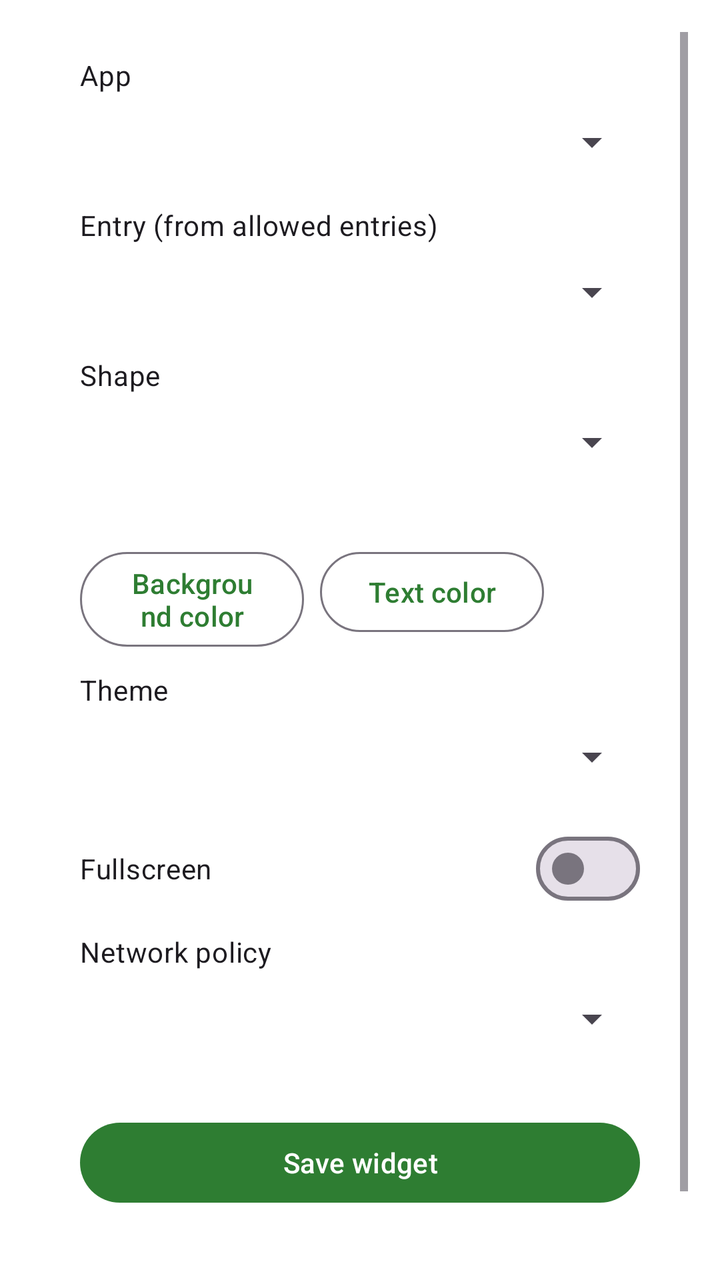
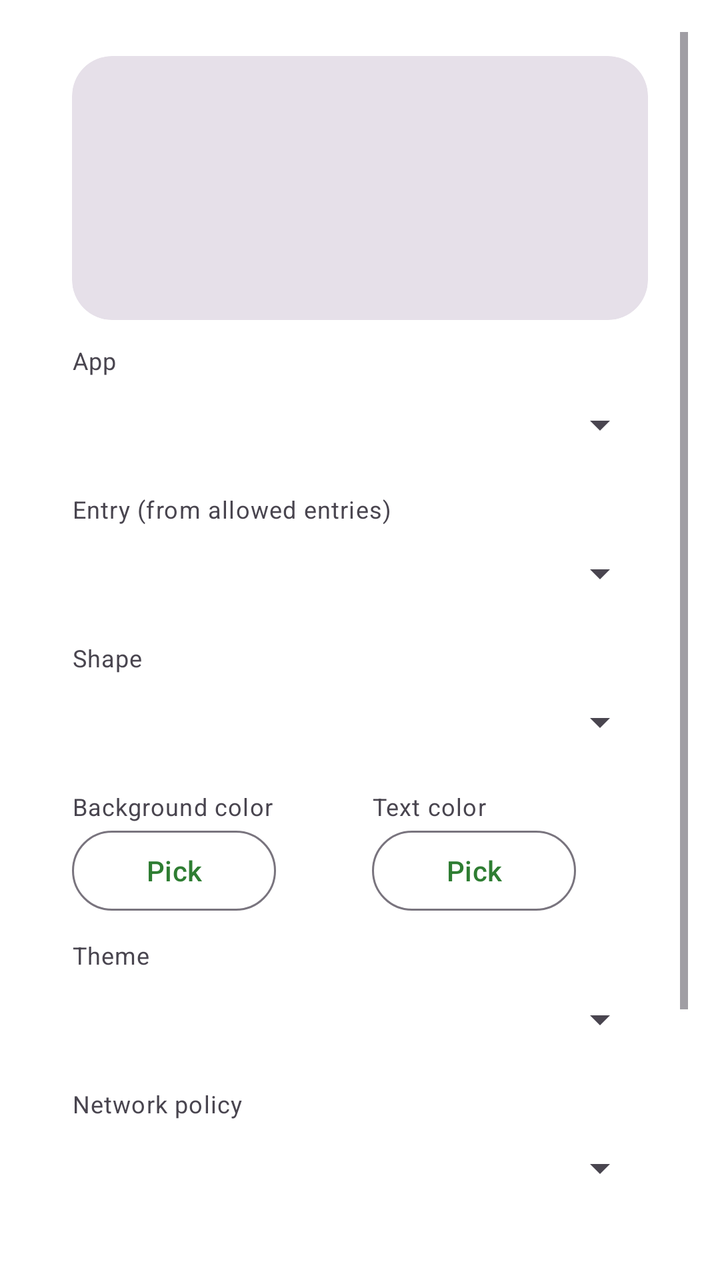

Before-and-after screenshots of an Android layout around one commit, followed by the original layout XML and the change that was made.
<!-- AndroidManifest.xml: activity theme Theme.WAM.Dialog -->
<!-- res/layout/activity_widget_configure.xml -->
<?xml version="1.0" encoding="utf-8"?>
<ScrollView xmlns:android="http://schemas.android.com/apk/res/android"
    android:layout_width="match_parent"
    android:layout_height="wrap_content">

    <LinearLayout
        android:layout_width="match_parent"
        android:layout_height="wrap_content"
        android:orientation="vertical"
        android:paddingStart="24dp"
        android:paddingEnd="24dp"
        android:paddingTop="12dp"
        android:paddingBottom="4dp">

        <TextView
            android:layout_width="match_parent"
            android:layout_height="wrap_content"
            android:text="@string/wc_app"
            android:textAppearance="?attr/textAppearanceBodyMedium" />

        <Spinner
            android:id="@+id/wc_app"
            android:layout_width="match_parent"
            android:layout_height="48dp" />

        

        <TextView
            android:layout_width="match_parent"
            android:layout_height="wrap_content"
            android:layout_marginTop="8dp"
            android:text="@string/wc_entry"
            android:textAppearance="?attr/textAppearanceBodyMedium" />

        <Spinner
            android:id="@+id/wc_entry"
            android:layout_width="match_parent"
            android:layout_height="48dp" />

        <TextView
            android:layout_width="match_parent"
            android:layout_height="wrap_content"
            android:layout_marginTop="8dp"
            android:text="@string/wc_shape"
            android:textAppearance="?attr/textAppearanceBodyMedium" />

        <Spinner
            android:id="@+id/wc_shape"
            android:layout_width="match_parent"
            android:layout_height="48dp" />

        <LinearLayout
            android:layout_width="match_parent"
            android:layout_height="wrap_content"
            android:layout_marginTop="8dp"
            android:orientation="horizontal">

            <LinearLayout
                android:layout_width="0dp"
                android:layout_weight="1"
                android:layout_height="wrap_content"
                android:orientation="vertical">

                <TextView
                    android:layout_width="match_parent"
                    android:layout_height="wrap_content"
                    android:text="@string/wc_shape"
                    android:visibility="invisible"
                    android:textAppearance="?attr/textAppearanceBodyMedium" />

                <com.google.android.material.button.MaterialButton
                    android:id="@+id/wc_bg_color"
                    style="@style/Widget.Material3.Button.OutlinedButton"
                    android:layout_width="match_parent"
                    android:layout_height="wrap_content"
                    android:text="@string/wc_bg" />
            </LinearLayout>

            <LinearLayout
                android:layout_width="0dp"
                android:layout_weight="1"
                android:layout_height="wrap_content"
                android:layout_marginStart="8dp"
                android:orientation="vertical">

                <TextView
                    android:layout_width="match_parent"
                    android:layout_height="wrap_content"
                    android:text="@string/wc_shape"
                    android:visibility="invisible"
                    android:textAppearance="?attr/textAppearanceBodyMedium" />

                <com.google.android.material.button.MaterialButton
                    android:id="@+id/wc_text_color"
                    style="@style/Widget.Material3.Button.OutlinedButton"
                    android:layout_width="match_parent"
                    android:layout_height="wrap_content"
                    android:text="@string/wc_text" />
            </LinearLayout>

            <View
                android:id="@+id/wc_color_preview"
                android:layout_width="48dp"
                android:layout_height="48dp"
                android:layout_gravity="center_vertical" />
        </LinearLayout>

        <TextView
            android:layout_width="match_parent"
            android:layout_height="wrap_content"
            android:layout_marginTop="8dp"
            android:text="@string/wc_theme"
            android:textAppearance="?attr/textAppearanceBodyMedium" />

        <Spinner
            android:id="@+id/wc_theme"
            android:layout_width="match_parent"
            android:layout_height="48dp" />

        <com.google.android.material.materialswitch.MaterialSwitch
            android:id="@+id/wc_fullscreen"
            android:layout_width="match_parent"
            android:layout_height="wrap_content"
            android:layout_marginTop="8dp"
            android:text="@string/wc_fullscreen" />

        <TextView
            android:layout_width="match_parent"
            android:layout_height="wrap_content"
            android:layout_marginTop="8dp"
            android:text="@string/wc_network"
            android:textAppearance="?attr/textAppearanceBodyMedium" />

        <Spinner
            android:id="@+id/wc_network"
            android:layout_width="match_parent"
            android:layout_height="48dp"
            android:layout_marginBottom="8dp" />

        <com.google.android.material.button.MaterialButton
            android:id="@+id/wc_save"
            android:layout_width="match_parent"
            android:layout_height="wrap_content"
            android:layout_marginTop="16dp"
            android:layout_marginBottom="8dp"
            android:text="@string/wc_save" />

        
        <TextView
            android:id="@+id/wc_density_info"
            android:layout_width="match_parent"
            android:layout_height="wrap_content"
            android:layout_marginTop="8dp"
            android:layout_marginBottom="12dp"
            android:textAppearance="?attr/textAppearanceBodySmall"
            android:textColor="?android:attr/textColorSecondary" />
    </LinearLayout>
</ScrollView>
<!-- resources referenced by this layout -->
<resources>
  <string name="wc_app">App</string>
  <string name="wc_bg">Background color</string>
  <string name="wc_entry">Entry (from allowed entries)</string>
  <string name="wc_fullscreen">Fullscreen</string>
  <string name="wc_network">Network policy</string>
  <string name="wc_save">Save widget</string>
  <string name="wc_shape">Shape</string>
  <string name="wc_text">Text color</string>
  <string name="wc_theme">Theme</string>
  <style name="Theme.WAM.Dialog" parent="Theme.Material3.DayNight.Dialog">
          <item name="colorPrimary">@color/wam_primary</item>
          <item name="colorOnPrimary">@color/wam_on_primary</item>
          <item name="colorPrimaryContainer">@color/wam_primary_container</item>
          <item name="colorOnPrimaryContainer">@color/wam_on_primary_container</item>
      </style>
  <color name="wam_primary">#2E7D32</color>
  <color name="wam_on_primary">#FFFFFF</color>
  <color name="wam_primary_container">#B7E4B7</color>
  <color name="wam_on_primary_container">#0B3D0E</color>
</resources>

<!-- the commit's change to res/layout/activity_widget_configure.xml (unified diff, before → after) -->
@@ -1,5 +1,6 @@
 <?xml version="1.0" encoding="utf-8"?>
 <ScrollView xmlns:android="http://schemas.android.com/apk/res/android"
+    xmlns:app="http://schemas.android.com/apk/res-auto"
     android:layout_width="match_parent"
     android:layout_height="wrap_content">
 
@@ -7,52 +8,116 @@
         android:layout_width="match_parent"
         android:layout_height="wrap_content"
         android:orientation="vertical"
-        android:paddingStart="24dp"
-        android:paddingEnd="24dp"
-        android:paddingTop="12dp"
-        android:paddingBottom="4dp">
+        android:paddingStart="20dp"
+        android:paddingEnd="20dp"
+        android:paddingTop="8dp"
+        android:paddingBottom="8dp">
+
+        
+        <com.google.android.material.card.MaterialCardView
+            android:layout_width="match_parent"
+            android:layout_height="wrap_content"
+            style="@style/Widget.Material3.CardView.Filled"
+            app:cardCornerRadius="20dp"
+            android:layout_marginTop="4dp"
+            android:layout_marginBottom="12dp">
+
+            <FrameLayout
+                android:layout_width="match_parent"
+                android:layout_height="132dp">
+
+                
+                <FrameLayout
+                    android:id="@+id/wc_preview_root"
+                    android:layout_width="96dp"
+                    android:layout_height="96dp"
+                    android:layout_gravity="center">
+
+                    <ImageView
+                        android:id="@+id/wc_preview_bg"
+                        android:layout_width="match_parent"
+                        android:layout_height="match_parent"
+                        android:importantForAccessibility="no"
+                        android:scaleType="fitXY" />
+
+                    <LinearLayout
+                        android:layout_width="match_parent"
+                        android:layout_height="match_parent"
+                        android:orientation="vertical"
+                        android:gravity="center"
+                        android:paddingStart="6dp"
+                        android:paddingEnd="6dp"
+                        android:paddingTop="4dp"
+                        android:paddingBottom="3dp">
+
+                        <ImageView
+                            android:id="@+id/wc_preview_icon"
+                            android:layout_width="match_parent"
+                            android:layout_height="0dp"
+                            android:layout_weight="1"
+                            android:importantForAccessibility="no"
+                            android:scaleType="fitCenter" />
+
+                        <TextView
+                            android:id="@+id/wc_preview_label"
+                            android:layout_width="match_parent"
+                            android:layout_height="wrap_content"
+                            android:gravity="center"
+                            android:maxLines="1"
+                            android:ellipsize="end"
+                            android:textSize="11sp"
+                            android:textColor="#FFFFFF"
+                            android:shadowColor="#66000000"
+                            android:shadowRadius="4"
+                            android:shadowDy="1" />
+                    </LinearLayout>
+                </FrameLayout>
+            </FrameLayout>
+        </com.google.android.material.card.MaterialCardView>
 
         <TextView
             android:layout_width="match_parent"
             android:layout_height="wrap_content"
             android:text="@string/wc_app"
-            android:textAppearance="?attr/textAppearanceBodyMedium" />
+            android:textAppearance="?attr/textAppearanceBodySmall"
+            android:textColor="?android:attr/textColorSecondary" />
 
         <Spinner
             android:id="@+id/wc_app"
             android:layout_width="match_parent"
             android:layout_height="48dp" />
 
+        <TextView
+            android:layout_width="match_parent"
+            android:layout_height="wrap_content"
+            android:layout_marginTop="10dp"
+            android:text="@string/wc_entry"
+            android:textAppearance="?attr/textAppearanceBodySmall"
+            android:textColor="?android:attr/textColorSecondary" />
+
+        <Spinner
+            android:id="@+id/wc_entry"
+            android:layout_width="match_parent"
+            android:layout_height="48dp" />
+
+        <TextView
+            android:layout_width="match_parent"
+            android:layout_height="wrap_content"
+            android:layout_marginTop="10dp"
+            android:text="@string/wc_shape"
+            android:textAppearance="?attr/textAppearanceBodySmall"
+            android:textColor="?android:attr/textColorSecondary" />
+
+        <Spinner
+            android:id="@+id/wc_shape"
+            android:layout_width="match_parent"
+            android:layout_height="48dp" />
+
         
-
-        <TextView
-            android:layout_width="match_parent"
-            android:layout_height="wrap_content"
-            android:layout_marginTop="8dp"
-            android:text="@string/wc_entry"
-            android:textAppearance="?attr/textAppearanceBodyMedium" />
-
-        <Spinner
-            android:id="@+id/wc_entry"
-            android:layout_width="match_parent"
-            android:layout_height="48dp" />
-
-        <TextView
-            android:layout_width="match_parent"
-            android:layout_height="wrap_content"
-            android:layout_marginTop="8dp"
-            android:text="@string/wc_shape"
-            android:textAppearance="?attr/textAppearanceBodyMedium" />
-
-        <Spinner
-            android:id="@+id/wc_shape"
-            android:layout_width="match_parent"
-            android:layout_height="48dp" />
-
         <LinearLayout
             android:layout_width="match_parent"
             android:layout_height="wrap_content"
-            android:layout_marginTop="8dp"
+            android:layout_marginTop="10dp"
             android:orientation="horizontal">
 
             <LinearLayout
@@ -64,56 +129,92 @@
                 <TextView
                     android:layout_width="match_parent"
                     android:layout_height="wrap_content"
-                    android:text="@string/wc_shape"
-                    android:visibility="invisible"
-                    android:textAppearance="?attr/textAppearanceBodyMedium" />
-
-                <com.google.android.material.button.MaterialButton
-                    android:id="@+id/wc_bg_color"
-                    style="@style/Widget.Material3.Button.OutlinedButton"
-                    android:layout_width="match_parent"
-                    android:layout_height="wrap_content"
-                    android:text="@string/wc_bg" />
+                    android:text="@string/wc_bg"
+                    android:textAppearance="?attr/textAppearanceBodySmall"
+                    android:textColor="?android:attr/textColorSecondary" />
+
+                <LinearLayout
+                    android:layout_width="match_parent"
+                    android:layout_height="wrap_content"
+                    android:orientation="horizontal"
+                    android:gravity="center_vertical">
+
+                    <com.google.android.material.button.MaterialButton
+                        android:id="@+id/wc_bg_color"
+                        style="@style/Widget.Material3.Button.OutlinedButton"
+                        android:layout_width="0dp"
+                        android:layout_weight="1"
+                        android:layout_height="wrap_content"
+                        android:text="@string/wc_pick_color" />
+
+                    <View
+                        android:id="@+id/wc_bg_swatch"
+                        android:layout_width="28dp"
+                        android:layout_height="28dp"
+                        android:layout_marginStart="8dp" />
+                </LinearLayout>
             </LinearLayout>
 
             <LinearLayout
                 android:layout_width="0dp"
                 android:layout_weight="1"
                 android:layout_height="wrap_content"
-                android:layout_marginStart="8dp"
+                android:layout_marginStart="12dp"
                 android:orientation="vertical">
 
                 <TextView
                     android:layout_width="match_parent"
                     android:layout_height="wrap_content"
-                    android:text="@string/wc_shape"
-                    android:visibility="invisible"
-                    android:textAppearance="?attr/textAppearanceBodyMedium" />
-
-                <com.google.android.material.button.MaterialButton
-                    android:id="@+id/wc_text_color"
-                    style="@style/Widget.Material3.Button.OutlinedButton"
-                    android:layout_width="match_parent"
-                    android:layout_height="wrap_content"
-                    android:text="@string/wc_text" />
+                    android:text="@string/wc_text"
+                    android:textAppearance="?attr/textAppearanceBodySmall"
+                    android:textColor="?android:attr/textColorSecondary" />
+
+                <LinearLayout
+                    android:layout_width="match_parent"
+                    android:layout_height="wrap_content"
+                    android:orientation="horizontal"
+                    android:gravity="center_vertical">
+
+                    <com.google.android.material.button.MaterialButton
+                        android:id="@+id/wc_text_color"
+                        style="@style/Widget.Material3.Button.OutlinedButton"
+                        android:layout_width="0dp"
+                        android:layout_weight="1"
+                        android:layout_height="wrap_content"
+                        android:text="@string/wc_pick_color" />
+
+                    <View
+                        android:id="@+id/wc_text_swatch"
+                        android:layout_width="28dp"
+                        android:layout_height="28dp"
+                        android:layout_marginStart="8dp" />
+                </LinearLayout>
             </LinearLayout>
-
-            <View
-                android:id="@+id/wc_color_preview"
-                android:layout_width="48dp"
-                android:layout_height="48dp"
-                android:layout_gravity="center_vertical" />
         </LinearLayout>
 
         <TextView
             android:layout_width="match_parent"
             android:layout_height="wrap_content"
-            android:layout_marginTop="8dp"
+            android:layout_marginTop="10dp"
             android:text="@string/wc_theme"
-            android:textAppearance="?attr/textAppearanceBodyMedium" />
+            android:textAppearance="?attr/textAppearanceBodySmall"
+            android:textColor="?android:attr/textColorSecondary" />
 
         <Spinner
             android:id="@+id/wc_theme"
+            android:layout_width="match_parent"
+            android:layout_height="48dp" />
+
+        <TextView
+            android:layout_width="match_parent"
+            android:layout_height="wrap_content"
+            android:layout_marginTop="10dp"
+            android:text="@string/wc_network"
+            android:textAppearance="?attr/textAppearanceBodySmall"
+            android:textColor="?android:attr/textColorSecondary" />
+
+        <Spinner
+            android:id="@+id/wc_network"
             android:layout_width="match_parent"
             android:layout_height="48dp" />
 
@@ -121,37 +222,24 @@
             android:id="@+id/wc_fullscreen"
             android:layout_width="match_parent"
             android:layout_height="wrap_content"
-            android:layout_marginTop="8dp"
+            android:layout_marginTop="10dp"
             android:text="@string/wc_fullscreen" />
-
-        <TextView
-            android:layout_width="match_parent"
-            android:layout_height="wrap_content"
-            android:layout_marginTop="8dp"
-            android:text="@string/wc_network"
-            android:textAppearance="?attr/textAppearanceBodyMedium" />
-
-        <Spinner
-            android:id="@+id/wc_network"
-            android:layout_width="match_parent"
-            android:layout_height="48dp"
-            android:layout_marginBottom="8dp" />
 
         <com.google.android.material.button.MaterialButton
             android:id="@+id/wc_save"
             android:layout_width="match_parent"
             android:layout_height="wrap_content"
             android:layout_marginTop="16dp"
+            android:text="@string/wc_save" />
+
+        
+        <TextView
+            android:id="@+id/wc_density_info"
+            android:layout_width="match_parent"
+            android:layout_height="wrap_content"
+            android:layout_marginTop="10dp"
             android:layout_marginBottom="8dp"
-            android:text="@string/wc_save" />
-
-        
-        <TextView
-            android:id="@+id/wc_density_info"
-            android:layout_width="match_parent"
-            android:layout_height="wrap_content"
-            android:layout_marginTop="8dp"
-            android:layout_marginBottom="12dp"
+            android:gravity="center"
             android:textAppearance="?attr/textAppearanceBodySmall"
             android:textColor="?android:attr/textColorSecondary" />
     </LinearLayout>
<!-- resource entries referenced after the edit -->
@@ -5,6 +5,7 @@
   <string name="wc_entry">Entry (from allowed entries)</string>
   <string name="wc_fullscreen">Fullscreen</string>
   <string name="wc_network">Network policy</string>
+  <string name="wc_pick_color">Pick</string>
   <string name="wc_save">Save widget</string>
   <string name="wc_shape">Shape</string>
   <string name="wc_text">Text color</string>
